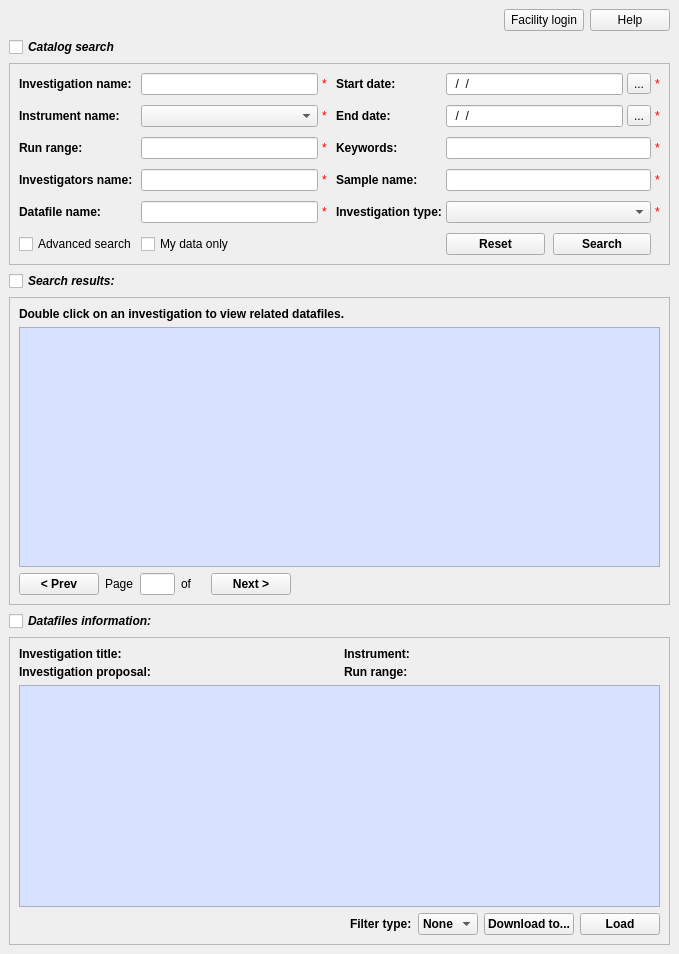
Above: Code/Mantid/MantidQt/MantidWidgets/inc/MantidQtMantidWidgets/CatalogSearch.ui from mantidproject/mantid before the change. Below: the same form after it.
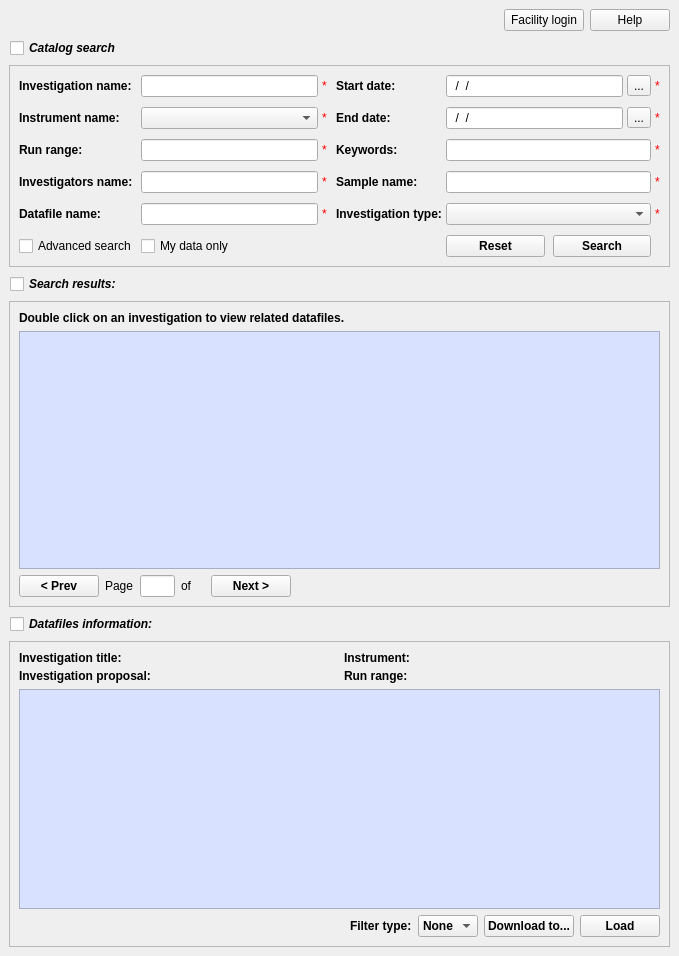
That is the form after the change.

Commit message: Convert grid to frames. Better layout management. Refs #8467.

The edit to the form file:
```diff
--- a/Code/Mantid/MantidQt/MantidWidgets/inc/MantidQtMantidWidgets/CatalogSearch.ui
+++ b/Code/Mantid/MantidQt/MantidWidgets/inc/MantidQtMantidWidgets/CatalogSearch.ui
@@ -8,7 +8,7 @@
     <x>0</x>
     <y>0</y>
     <width>679</width>
-    <height>954</height>
+    <height>956</height>
    </rect>
   </property>
   <property name="sizePolicy">
@@ -28,196 +28,106 @@
   </property>
   <layout class="QVBoxLayout" name="verticalLayout_5">
    <item>
-    <layout class="QGridLayout" name="mainGrid">
+    <layout class="QVBoxLayout" name="mainLayout">
      <property name="sizeConstraint">
       <enum>QLayout::SetMinimumSize</enum>
      </property>
-     <item row="4" column="0">
-      <widget class="QFrame" name="resFrame">
-       <property name="sizePolicy">
-        <sizepolicy hsizetype="Preferred" vsizetype="Expanding">
-         <horstretch>0</horstretch>
-         <verstretch>0</verstretch>
-        </sizepolicy>
-       </property>
-       <property name="frameShape">
-        <enum>QFrame::StyledPanel</enum>
-       </property>
-       <property name="frameShadow">
-        <enum>QFrame::Raised</enum>
-       </property>
-       <layout class="QVBoxLayout" name="verticalLayout_2">
+     <item>
+      <layout class="QHBoxLayout" name="headerGrid">
+       <item>
+        <widget class="QLabel" name="facilityName">
+         <property name="font">
+          <font>
+           <weight>75</weight>
+           <bold>true</bold>
+          </font>
+         </property>
+         <property name="text">
+          <string/>
+         </property>
+        </widget>
+       </item>
+       <item>
+        <spacer name="headerSpacer">
+         <property name="orientation">
+          <enum>Qt::Horizontal</enum>
+         </property>
+         <property name="sizeHint" stdset="0">
+          <size>
+           <width>10</width>
+           <height>10</height>
+          </size>
+         </property>
+        </spacer>
+       </item>
+       <item>
+        <widget class="QPushButton" name="facilityLogin">
+         <property name="toolTip">
+          <string>&lt;html&gt;&lt;head/&gt;&lt;body&gt;&lt;p&gt;Click to log into another facility.&lt;/p&gt;&lt;/body&gt;&lt;/html&gt;</string>
+         </property>
+         <property name="text">
+          <string>Facility login</string>
+         </property>
+        </widget>
+       </item>
+       <item>
+        <widget class="QPushButton" name="helpBtn">
+         <property name="font">
+          <font>
+           <weight>50</weight>
+           <bold>false</bold>
+          </font>
+         </property>
+         <property name="toolTip">
+          <string>&lt;html&gt;&lt;head/&gt;&lt;body&gt;&lt;p&gt;&lt;span style=&quot; font-weight:400;&quot;&gt;View user-guide for search functionality.&lt;/span&gt;&lt;/p&gt;&lt;/body&gt;&lt;/html&gt;</string>
+         </property>
+         <property name="text">
+          <string>Help</string>
+         </property>
+        </widget>
+       </item>
+      </layout>
+     </item>
+     <item>
+      <widget class="QFrame" name="searchHeader">
+       <layout class="QHBoxLayout" name="searchHeaderLayout" stretch="0,0">
+        <property name="sizeConstraint">
+         <enum>QLayout::SetDefaultConstraint</enum>
+        </property>
+        <property name="margin">
+         <number>1</number>
+        </property>
         <item>
-         <widget class="QLabel" name="resInstructions">
-          <property name="sizePolicy">
-           <sizepolicy hsizetype="Preferred" vsizetype="Minimum">
-            <horstretch>0</horstretch>
-            <verstretch>0</verstretch>
-           </sizepolicy>
-          </property>
+         <widget class="QCheckBox" name="searchCbox">
           <property name="font">
            <font>
             <weight>75</weight>
+            <italic>true</italic>
             <bold>true</bold>
            </font>
           </property>
           <property name="text">
-           <string>Double click on an investigation to view related datafiles.</string>
+           <string>Catalog search</string>
           </property>
          </widget>
         </item>
         <item>
-         <widget class="QTableWidget" name="searchResultsTbl">
-          <property name="sizePolicy">
-           <sizepolicy hsizetype="Preferred" vsizetype="MinimumExpanding">
-            <horstretch>1</horstretch>
-            <verstretch>0</verstretch>
-           </sizepolicy>
+         <spacer name="searchSpacer">
+          <property name="orientation">
+           <enum>Qt::Horizontal</enum>
           </property>
-          <property name="styleSheet">
-           <string notr="true">background-color: rgb(216, 225, 255);</string>
+          <property name="sizeHint" stdset="0">
+           <size>
+            <width>10</width>
+            <height>10</height>
+           </size>
           </property>
-          <property name="horizontalScrollBarPolicy">
-           <enum>Qt::ScrollBarAsNeeded</enum>
-          </property>
-          <property name="selectionMode">
-           <enum>QAbstractItemView::SingleSelection</enum>
-          </property>
-          <property name="selectionBehavior">
-           <enum>QAbstractItemView::SelectRows</enum>
-          </property>
-         </widget>
-        </item>
-        <item>
-         <layout class="QHBoxLayout" name="resFooter">
-          <item>
-           <widget class="QPushButton" name="resPrevious">
-            <property name="font">
-             <font>
-              <weight>75</weight>
-              <bold>true</bold>
-             </font>
-            </property>
-            <property name="toolTip">
-             <string>&lt;html&gt;&lt;head/&gt;&lt;body&gt;&lt;p&gt;Click to retrieve the &lt;span style=&quot; font-style:italic;&quot;&gt;previous&lt;/span&gt; 100 investigations for your search.&lt;/p&gt;&lt;/body&gt;&lt;/html&gt;</string>
-            </property>
-            <property name="text">
-             <string>&lt; Prev</string>
-            </property>
-           </widget>
-          </item>
-          <item>
-           <widget class="QLabel" name="resPageTxt">
-            <property name="font">
-             <font>
-              <weight>50</weight>
-              <bold>false</bold>
-             </font>
-            </property>
-            <property name="text">
-             <string>Page</string>
-            </property>
-           </widget>
-          </item>
-          <item>
-           <widget class="QLineEdit" name="pageStartNum">
-            <property name="sizePolicy">
-             <sizepolicy hsizetype="MinimumExpanding" vsizetype="Fixed">
-              <horstretch>0</horstretch>
-              <verstretch>0</verstretch>
-             </sizepolicy>
-            </property>
-            <property name="maximumSize">
-             <size>
-              <width>35</width>
-              <height>16777215</height>
-             </size>
-            </property>
-            <property name="toolTip">
-             <string>&lt;html&gt;&lt;head/&gt;&lt;body&gt;&lt;p&gt;Press &lt;span style=&quot; font-style:italic;&quot;&gt;enter&lt;/span&gt; to perform the search for that page number.&lt;/p&gt;&lt;/body&gt;&lt;/html&gt;</string>
-            </property>
-            <property name="inputMethodHints">
-             <set>Qt::ImhDigitsOnly</set>
-            </property>
-            <property name="maxLength">
-             <number>3</number>
-            </property>
-           </widget>
-          </item>
-          <item>
-           <widget class="QLabel" name="resPageOfTxt">
-            <property name="font">
-             <font>
-              <weight>50</weight>
-              <bold>false</bold>
-             </font>
-            </property>
-            <property name="text">
-             <string>of</string>
-            </property>
-           </widget>
-          </item>
-          <item>
-           <widget class="QLabel" name="resPageEndNumTxt">
-            <property name="font">
-             <font>
-              <weight>50</weight>
-              <bold>false</bold>
-             </font>
-            </property>
-            <property name="text">
-             <string/>
-            </property>
-           </widget>
-          </item>
-          <item>
-           <widget class="QPushButton" name="resNext">
-            <property name="sizePolicy">
-             <sizepolicy hsizetype="Minimum" vsizetype="Fixed">
-              <horstretch>0</horstretch>
-              <verstretch>0</verstretch>
-             </sizepolicy>
-            </property>
-            <property name="maximumSize">
-             <size>
-              <width>16777215</width>
-              <height>16777215</height>
-             </size>
-            </property>
-            <property name="font">
-             <font>
-              <weight>75</weight>
-              <bold>true</bold>
-              <stylestrategy>PreferDefault</stylestrategy>
-             </font>
-            </property>
-            <property name="toolTip">
-             <string>&lt;html&gt;&lt;head/&gt;&lt;body&gt;&lt;p&gt;Click to retrieve the &lt;span style=&quot; font-style:italic;&quot;&gt;next&lt;/span&gt; 100 investigations for your search.&lt;/p&gt;&lt;/body&gt;&lt;/html&gt;</string>
-            </property>
-            <property name="text">
-             <string>Next &gt;</string>
-            </property>
-           </widget>
-          </item>
-          <item>
-           <spacer name="resFootSpacer">
-            <property name="orientation">
-             <enum>Qt::Horizontal</enum>
-            </property>
-            <property name="sizeHint" stdset="0">
-             <size>
-              <width>10</width>
-              <height>10</height>
-             </size>
-            </property>
-           </spacer>
-          </item>
-         </layout>
+         </spacer>
         </item>
        </layout>
       </widget>
      </item>
-     <item row="2" column="0">
+     <item>
       <widget class="QFrame" name="searchFrame">
        <property name="sizePolicy">
         <sizepolicy hsizetype="Preferred" vsizetype="Fixed">
@@ -241,7 +151,7 @@
         <item>
          <layout class="QGridLayout" name="searchGrid" rowstretch="0,0,0,0,0,0" columnstretch="0,0,0,0,0,0,0,0">
           <property name="sizeConstraint">
-           <enum>QLayout::SetFixedSize</enum>
+           <enum>QLayout::SetDefaultConstraint</enum>
           </property>
           <property name="horizontalSpacing">
            <number>4</number>
@@ -715,137 +625,316 @@
        </layout>
       </widget>
      </item>
-     <item row="1" column="0">
-      <widget class="QCheckBox" name="searchCbox">
-       <property name="font">
-        <font>
-         <weight>75</weight>
-         <italic>true</italic>
-         <bold>true</bold>
-        </font>
+     <item>
+      <widget class="QFrame" name="searchResultsHeader">
+       <layout class="QHBoxLayout" name="searchHeaderLayout_3" stretch="0,0,0">
+        <property name="sizeConstraint">
+         <enum>QLayout::SetDefaultConstraint</enum>
+        </property>
+        <property name="margin">
+         <number>1</number>
+        </property>
+        <item>
+         <widget class="QCheckBox" name="searchResultsCbox">
+          <property name="sizePolicy">
+           <sizepolicy hsizetype="Minimum" vsizetype="Fixed">
+            <horstretch>0</horstretch>
+            <verstretch>0</verstretch>
+           </sizepolicy>
+          </property>
+          <property name="font">
+           <font>
+            <weight>75</weight>
+            <italic>true</italic>
+            <bold>true</bold>
+           </font>
+          </property>
+          <property name="toolTip">
+           <string>&lt;html&gt;&lt;head/&gt;&lt;body&gt;&lt;p&gt;&lt;span style=&quot; font-weight:400;&quot;&gt;Click to show or hide search results.&lt;/span&gt;&lt;/p&gt;&lt;/body&gt;&lt;/html&gt;</string>
+          </property>
+          <property name="text">
+           <string>Search results:</string>
+          </property>
+         </widget>
+        </item>
+        <item>
+         <widget class="QLabel" name="searchResultsLbl">
+          <property name="font">
+           <font>
+            <weight>75</weight>
+            <italic>true</italic>
+            <bold>true</bold>
+           </font>
+          </property>
+          <property name="text">
+           <string/>
+          </property>
+         </widget>
+        </item>
+        <item>
+         <spacer name="searchResultsSpacer">
+          <property name="orientation">
+           <enum>Qt::Horizontal</enum>
+          </property>
+          <property name="sizeHint" stdset="0">
+           <size>
+            <width>10</width>
+            <height>10</height>
+           </size>
+          </property>
+         </spacer>
+        </item>
+       </layout>
+      </widget>
+     </item>
+     <item>
+      <widget class="QFrame" name="resFrame">
+       <property name="sizePolicy">
+        <sizepolicy hsizetype="Preferred" vsizetype="Expanding">
+         <horstretch>0</horstretch>
+         <verstretch>0</verstretch>
+        </sizepolicy>
        </property>
-       <property name="toolTip">
-        <string>&lt;html&gt;&lt;head/&gt;&lt;body&gt;&lt;p&gt;&lt;span style=&quot; font-weight:400;&quot;&gt;Click to show or hide search options.&lt;/span&gt;&lt;/p&gt;&lt;/body&gt;&lt;/html&gt;</string>
+       <property name="frameShape">
+        <enum>QFrame::StyledPanel</enum>
        </property>
-       <property name="text">
-        <string>Catalog search</string>
+       <property name="frameShadow">
+        <enum>QFrame::Raised</enum>
        </property>
+       <layout class="QVBoxLayout" name="verticalLayout_2">
+        <item>
+         <widget class="QLabel" name="resInstructions">
+          <property name="sizePolicy">
+           <sizepolicy hsizetype="Preferred" vsizetype="Minimum">
+            <horstretch>0</horstretch>
+            <verstretch>0</verstretch>
+           </sizepolicy>
+          </property>
+          <property name="font">
+           <font>
+            <weight>75</weight>
+            <bold>true</bold>
+           </font>
+          </property>
+          <property name="text">
+           <string>Double click on an investigation to view related datafiles.</string>
+          </property>
+         </widget>
+        </item>
+        <item>
+         <widget class="QTableWidget" name="searchResultsTbl">
+          <property name="sizePolicy">
+           <sizepolicy hsizetype="Preferred" vsizetype="MinimumExpanding">
+            <horstretch>1</horstretch>
+            <verstretch>0</verstretch>
+           </sizepolicy>
+          </property>
+          <property name="styleSheet">
+           <string notr="true">background-color: rgb(216, 225, 255);</string>
+          </property>
+          <property name="horizontalScrollBarPolicy">
+           <enum>Qt::ScrollBarAsNeeded</enum>
+          </property>
+          <property name="selectionMode">
+           <enum>QAbstractItemView::SingleSelection</enum>
+          </property>
+          <property name="selectionBehavior">
+           <enum>QAbstractItemView::SelectRows</enum>
+          </property>
+         </widget>
+        </item>
+        <item>
+         <layout class="QHBoxLayout" name="resFooter">
+          <item>
+           <widget class="QPushButton" name="resPrevious">
+            <property name="font">
+             <font>
+              <weight>75</weight>
+              <bold>true</bold>
+             </font>
+            </property>
+            <property name="toolTip">
+             <string>&lt;html&gt;&lt;head/&gt;&lt;body&gt;&lt;p&gt;Click to retrieve the &lt;span style=&quot; font-style:italic;&quot;&gt;previous&lt;/span&gt; 100 investigations for your search.&lt;/p&gt;&lt;/body&gt;&lt;/html&gt;</string>
+            </property>
+            <property name="text">
+             <string>&lt; Prev</string>
+            </property>
+           </widget>
+          </item>
+          <item>
+           <widget class="QLabel" name="resPageTxt">
+            <property name="font">
+             <font>
+              <weight>50</weight>
+              <bold>false</bold>
+             </font>
+            </property>
+            <property name="text">
+             <string>Page</string>
+            </property>
+           </widget>
+          </item>
+          <item>
+           <widget class="QLineEdit" name="pageStartNum">
+            <property name="sizePolicy">
+             <sizepolicy hsizetype="MinimumExpanding" vsizetype="Fixed">
+              <horstretch>0</horstretch>
+              <verstretch>0</verstretch>
+             </sizepolicy>
+            </property>
+            <property name="maximumSize">
+             <size>
+              <width>35</width>
+              <height>16777215</height>
+             </size>
+            </property>
+            <property name="toolTip">
+             <string>&lt;html&gt;&lt;head/&gt;&lt;body&gt;&lt;p&gt;Press &lt;span style=&quot; font-style:italic;&quot;&gt;enter&lt;/span&gt; to perform the search for that page number.&lt;/p&gt;&lt;/body&gt;&lt;/html&gt;</string>
+            </property>
+            <property name="inputMethodHints">
+             <set>Qt::ImhDigitsOnly</set>
+            </property>
+            <property name="maxLength">
+             <number>3</number>
+            </property>
+           </widget>
+          </item>
+          <item>
+           <widget class="QLabel" name="resPageOfTxt">
+            <property name="font">
+             <font>
+              <weight>50</weight>
+              <bold>false</bold>
+             </font>
+            </property>
+            <property name="text">
+             <string>of</string>
+            </property>
+           </widget>
+          </item>
+          <item>
+           <widget class="QLabel" name="resPageEndNumTxt">
+            <property name="font">
+             <font>
+              <weight>50</weight>
+              <bold>false</bold>
+             </font>
+            </property>
+            <property name="text">
+             <string/>
+            </property>
+           </widget>
+          </item>
+          <item>
+           <widget class="QPushButton" name="resNext">
+            <property name="sizePolicy">
+             <sizepolicy hsizetype="Minimum" vsizetype="Fixed">
+              <horstretch>0</horstretch>
+              <verstretch>0</verstretch>
+             </sizepolicy>
+            </property>
+            <property name="maximumSize">
+             <size>
+              <width>16777215</width>
+              <height>16777215</height>
+             </size>
+            </property>
+            <property name="font">
+             <font>
+              <weight>75</weight>
+              <bold>true</bold>
+              <stylestrategy>PreferDefault</stylestrategy>
+             </font>
+            </property>
+            <property name="toolTip">
+             <string>&lt;html&gt;&lt;head/&gt;&lt;body&gt;&lt;p&gt;Click to retrieve the &lt;span style=&quot; font-style:italic;&quot;&gt;next&lt;/span&gt; 100 investigations for your search.&lt;/p&gt;&lt;/body&gt;&lt;/html&gt;</string>
+            </property>
+            <property name="text">
+             <string>Next &gt;</string>
+            </property>
+           </widget>
+          </item>
+          <item>
+           <spacer name="resFootSpacer">
+            <property name="orientation">
+             <enum>Qt::Horizontal</enum>
+            </property>
+            <property name="sizeHint" stdset="0">
+             <size>
+              <width>10</width>
+              <height>10</height>
+             </size>
+            </property>
+           </spacer>
+          </item>
+         </layout>
+        </item>
+       </layout>
       </widget>
      </item>
-     <item row="0" column="0">
-      <layout class="QHBoxLayout" name="headerGrid">
-       <item>
-        <widget class="QLabel" name="facilityName">
-         <property name="font">
-          <font>
-           <weight>75</weight>
-           <bold>true</bold>
-          </font>
-         </property>
-         <property name="text">
-          <string/>
-         </property>
-        </widget>
-       </item>
-       <item>
-        <spacer name="headerSpacer">
-         <property name="orientation">
-          <enum>Qt::Horizontal</enum>
-         </property>
-         <property name="sizeHint" stdset="0">
-          <size>
-           <width>10</width>
-           <height>10</height>
-          </size>
-         </property>
-        </spacer>
-       </item>
-       <item>
-        <widget class="QPushButton" name="facilityLogin">
-         <property name="toolTip">
-          <string>&lt;html&gt;&lt;head/&gt;&lt;body&gt;&lt;p&gt;Click to log into another facility.&lt;/p&gt;&lt;/body&gt;&lt;/html&gt;</string>
-         </property>
-         <property name="text">
-          <string>Facility login</string>
-         </property>
-        </widget>
-       </item>
-       <item>
-        <widget class="QPushButton" name="helpBtn">
-         <property name="font">
-          <font>
-           <weight>50</weight>
-           <bold>false</bold>
-          </font>
-         </property>
-         <property name="toolTip">
-          <string>&lt;html&gt;&lt;head/&gt;&lt;body&gt;&lt;p&gt;&lt;span style=&quot; font-weight:400;&quot;&gt;View user-guide for search functionality.&lt;/span&gt;&lt;/p&gt;&lt;/body&gt;&lt;/html&gt;</string>
-         </property>
-         <property name="text">
-          <string>Help</string>
-         </property>
-        </widget>
-       </item>
-      </layout>
+     <item>
+      <widget class="QFrame" name="dataFileHeadr">
+       <layout class="QHBoxLayout" name="dataFileHeaderLayout">
+        <property name="sizeConstraint">
+         <enum>QLayout::SetDefaultConstraint</enum>
+        </property>
+        <property name="margin">
+         <number>1</number>
+        </property>
+        <item>
+         <widget class="QCheckBox" name="dataFileCbox">
+          <property name="sizePolicy">
+           <sizepolicy hsizetype="Minimum" vsizetype="Fixed">
+            <horstretch>0</horstretch>
+            <verstretch>0</verstretch>
+           </sizepolicy>
+          </property>
+          <property name="font">
+           <font>
+            <weight>75</weight>
+            <italic>true</italic>
+            <bold>true</bold>
+           </font>
+          </property>
+          <property name="toolTip">
+           <string>&lt;html&gt;&lt;head/&gt;&lt;body&gt;&lt;p&gt;&lt;span style=&quot; font-weight:400;&quot;&gt;Click to show or hide search results.&lt;/span&gt;&lt;/p&gt;&lt;/body&gt;&lt;/html&gt;</string>
+          </property>
+          <property name="text">
+           <string>Datafiles information:</string>
+          </property>
+         </widget>
+        </item>
+        <item>
+         <widget class="QLabel" name="dataFileLbl">
+          <property name="font">
+           <font>
+            <weight>75</weight>
+            <italic>true</italic>
+            <bold>true</bold>
+           </font>
+          </property>
+          <property name="text">
+           <string/>
+          </property>
+         </widget>
+        </item>
+        <item>
+         <spacer name="dataFileSpacer">
+          <property name="orientation">
+           <enum>Qt::Horizontal</enum>
+          </property>
+          <property name="sizeHint" stdset="0">
+           <size>
+            <width>10</width>
+            <height>10</height>
+           </size>
+          </property>
+         </spacer>
+        </item>
+       </layout>
+      </widget>
      </item>
-     <item row="3" column="0">
-      <layout class="QHBoxLayout" name="searchResultsHeader">
-       <property name="sizeConstraint">
-        <enum>QLayout::SetFixedSize</enum>
-       </property>
-       <item>
-        <widget class="QCheckBox" name="searchResultsCbox">
-         <property name="sizePolicy">
-          <sizepolicy hsizetype="Minimum" vsizetype="Fixed">
-           <horstretch>0</horstretch>
-           <verstretch>0</verstretch>
-          </sizepolicy>
-         </property>
-         <property name="font">
-          <font>
-           <weight>75</weight>
-           <italic>true</italic>
-           <bold>true</bold>
-          </font>
-         </property>
-         <property name="toolTip">
-          <string>&lt;html&gt;&lt;head/&gt;&lt;body&gt;&lt;p&gt;&lt;span style=&quot; font-weight:400;&quot;&gt;Click to show or hide search results.&lt;/span&gt;&lt;/p&gt;&lt;/body&gt;&lt;/html&gt;</string>
-         </property>
-         <property name="text">
-          <string>Search results:</string>
-         </property>
-        </widget>
-       </item>
-       <item>
-        <widget class="QLabel" name="searchResultsLbl">
-         <property name="font">
-          <font>
-           <weight>75</weight>
-           <italic>true</italic>
-           <bold>true</bold>
-          </font>
-         </property>
-         <property name="text">
-          <string/>
-         </property>
-        </widget>
-       </item>
-       <item>
-        <spacer name="searchResultsSpacer">
-         <property name="orientation">
-          <enum>Qt::Horizontal</enum>
-         </property>
-         <property name="sizeHint" stdset="0">
-          <size>
-           <width>10</width>
-           <height>10</height>
-          </size>
-         </property>
-        </spacer>
-       </item>
-      </layout>
-     </item>
-     <item row="6" column="0">
+     <item>
       <widget class="QFrame" name="dataFileFrame">
        <property name="sizePolicy">
         <sizepolicy hsizetype="Minimum" vsizetype="Expanding">
@@ -1188,63 +1277,6 @@
        </layout>
       </widget>
      </item>
-     <item row="5" column="0">
-      <layout class="QHBoxLayout" name="dataFileHeader">
-       <property name="sizeConstraint">
-        <enum>QLayout::SetFixedSize</enum>
-       </property>
-       <item>
-        <widget class="QCheckBox" name="dataFileCbox">
-         <property name="sizePolicy">
-          <sizepolicy hsizetype="Minimum" vsizetype="Fixed">
-           <horstretch>0</horstretch>
-           <verstretch>0</verstretch>
-          </sizepolicy>
-         </property>
-         <property name="font">
-          <font>
-           <weight>75</weight>
-           <italic>true</italic>
-           <bold>true</bold>
-          </font>
-         </property>
-         <property name="toolTip">
-          <string>&lt;html&gt;&lt;head/&gt;&lt;body&gt;&lt;p&gt;&lt;span style=&quot; font-weight:400;&quot;&gt;Click to show or hide search results.&lt;/span&gt;&lt;/p&gt;&lt;/body&gt;&lt;/html&gt;</string>
-         </property>
-         <property name="text">
-          <string>Datafiles information:</string>
-         </property>
-        </widget>
-       </item>
-       <item>
-        <widget class="QLabel" name="dataFileLbl">
-         <property name="font">
-          <font>
-           <weight>75</weight>
-           <italic>true</italic>
-           <bold>true</bold>
-          </font>
-         </property>
-         <property name="text">
-          <string/>
-         </property>
-        </widget>
-       </item>
-       <item>
-        <spacer name="dataFileSpacer">
-         <property name="orientation">
-          <enum>Qt::Horizontal</enum>
-         </property>
-         <property name="sizeHint" stdset="0">
-          <size>
-           <width>10</width>
-           <height>10</height>
-          </size>
-         </property>
-        </spacer>
-       </item>
-      </layout>
-     </item>
     </layout>
    </item>
   </layout>
```
Left out of the diff: 103 changed lines with no effect on the pictures.
